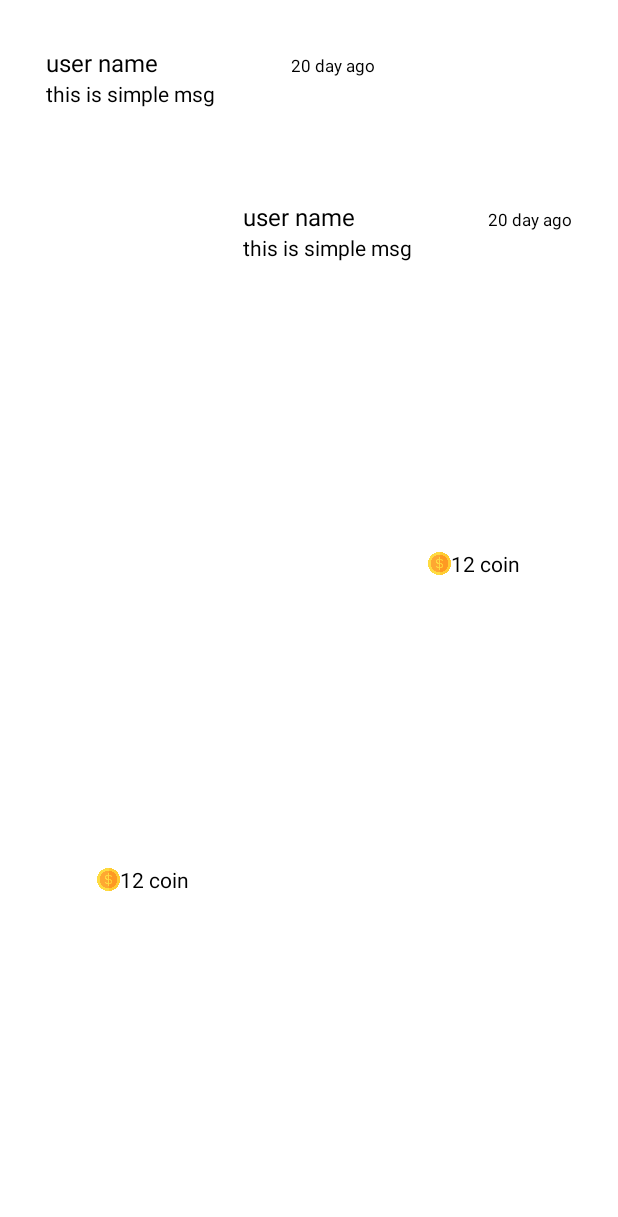
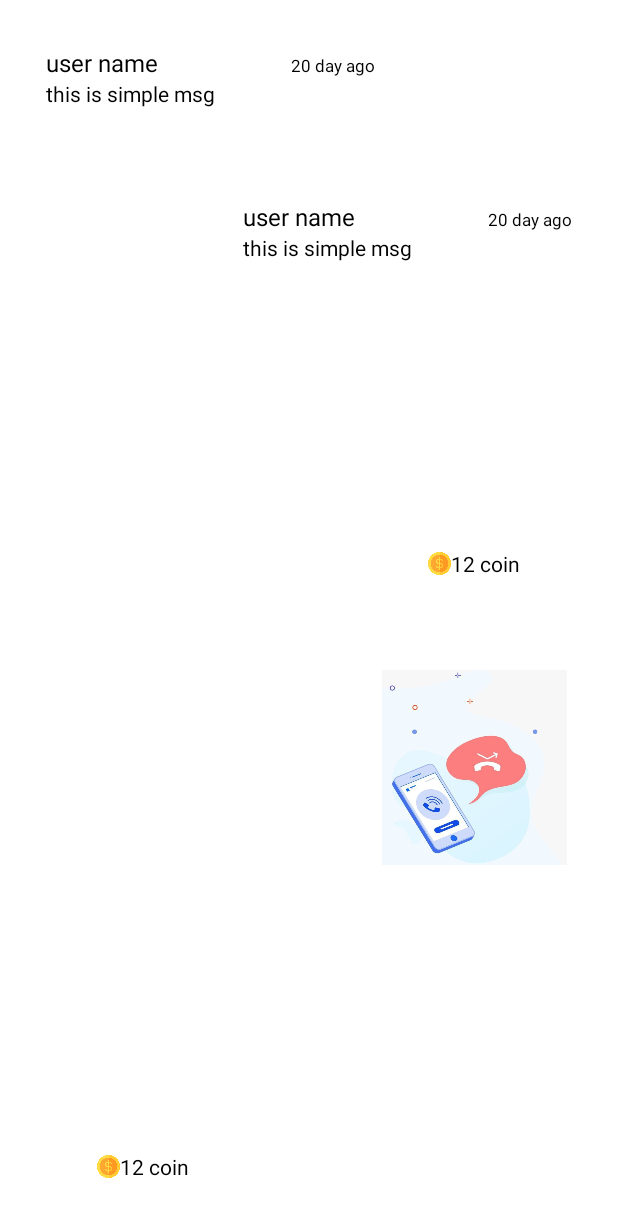
Before and after one commit to EngMohammedKhateb/rozapp, an Android app: the layout row_message.xml on its own in the app's theme, with its tools: preview values and no code run, on a phone screen of 412 x 824 dp. Shown: the top 1217 px of the screen. Run offline under Robolectric (Android 15) with nearby library versions, the light colour scheme and no system bars.

Commit message:
add miscall

```diff
--- a/app/src/main/res/layout/row_message.xml
+++ b/app/src/main/res/layout/row_message.xml
@@ -135,7 +135,23 @@
                 android:layout_height="wrap_content"/>
         </LinearLayout>
     </LinearLayout>
+    <LinearLayout
+        android:layout_margin="15dp"
+        android:id="@+id/row_my_misscall"
+        android:padding="15dp"
+        android:orientation="vertical"
 
+        android:background="@drawable/rounded_my_message"
+        android:layout_width="wrap_content"
+        android:layout_gravity="right"
+        android:layout_height="wrap_content">
+        <ImageView
+            android:id="@+id/my_miscall_image"
+            android:layout_width="130dp"
+            android:src="@drawable/miscall"
+            android:layout_height="130dp"/>
+
+    </LinearLayout>
     <LinearLayout
         android:layout_margin="15dp"
         android:id="@+id/row_frien_gift_msg"
@@ -167,4 +183,21 @@
                 android:layout_height="wrap_content"/>
         </LinearLayout>
     </LinearLayout>
+    <LinearLayout
+        android:layout_margin="15dp"
+        android:id="@+id/row_misscall"
+        android:padding="15dp"
+        android:orientation="vertical"
+
+        android:background="@drawable/rounded_freind_message"
+        android:layout_width="wrap_content"
+        android:layout_gravity="left"
+        android:layout_height="wrap_content">
+        <ImageView
+            android:id="@+id/miscall_image"
+            android:layout_width="130dp"
+            android:src="@drawable/miscall"
+            android:layout_height="130dp"/>
+
+    </LinearLayout>
 </LinearLayout>
```
Also changed, not shown: app/src/main/java/rozapp/roz/app/adabters/ChatAdabter.java (+28 -0 lines), app/src/main/java/rozapp/roz/app/pages/DashboardFragment.java (+8 -5 lines), app/src/main/java/rozapp/roz/app/videocall/RequestVideoCall.java (+70 -15 lines), app/src/main/res/drawable/miscall.jpg (added).
